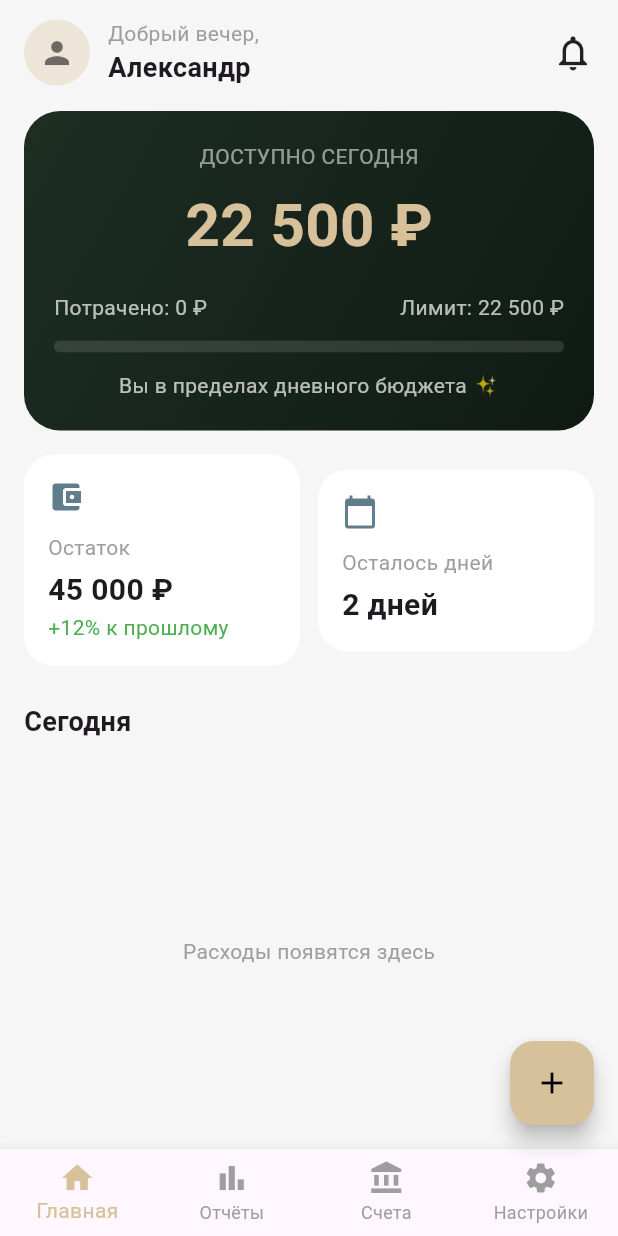
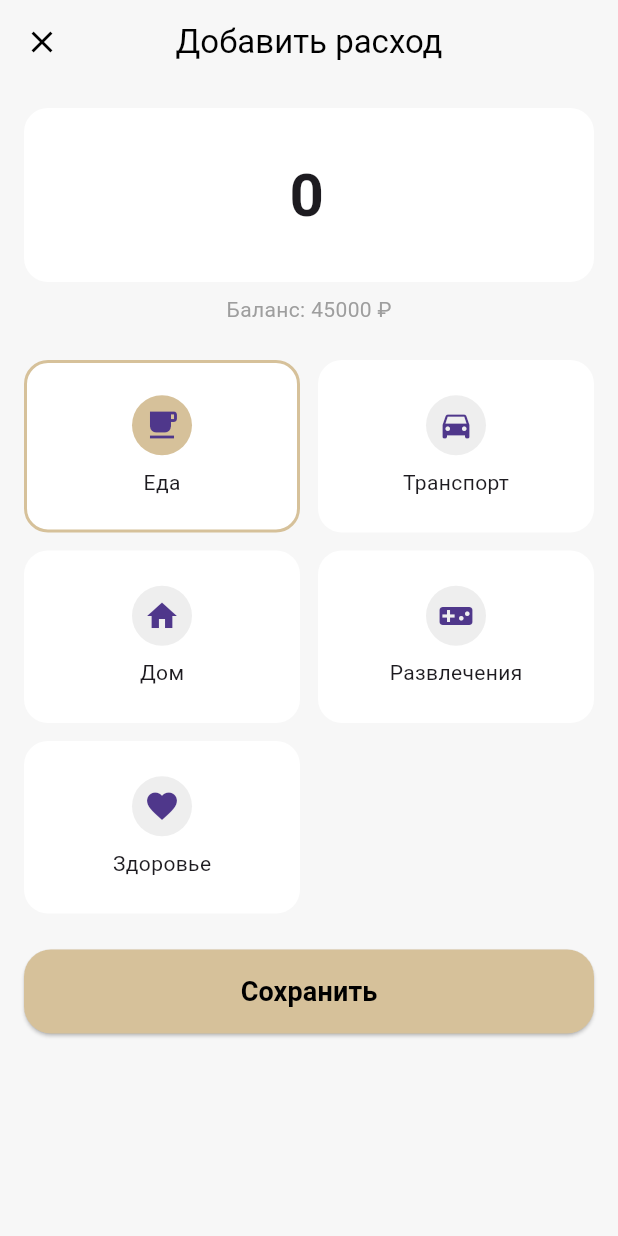
Before and after one commit to mrgsdev/budget_app, a Flutter app: the screen it shows after launch, after a tap on the "add" icon, on a phone screen of 412 x 824 dp. Run offline on Flutter 3.47's test engine with Material 3 defaults, Android fonts, the phone set to English and light mode, and no system bars.

Commit message:
Добавил изменение расхода с помощью клавиатуры и смена иконок при выборе категории

```diff
--- a/budget_app/lib/models/currency.dart
+++ b/budget_app/lib/models/currency.dart
@@ -3,25 +3,14 @@ enum Currency { rub, usd, eur }
 extension CurrencyX on Currency {
   String get symbol {
     switch (this) {
+      case Currency.rub:
+        return '₽';
       case Currency.usd:
         return '\$';
       case Currency.eur:
         return '€';
-      case Currency.rub:
-      default:
-        return '₽';
     }
   }
 
-  String get label {
-    switch (this) {
-      case Currency.usd:
-        return '\$';
-      case Currency.eur:
-        return '€';
-      case Currency.rub:
-      default:
-        return '₽';
-    }
-  }
+  String get label => symbol;
 }
--- /dev/null
+++ b/budget_app/lib/models/expense.dart
@@ -0,0 +1,13 @@
+class Expense {
+  final String title;
+  final String category;
+  final int amount;
+  final DateTime date;
+
+  Expense({
+    required this.title,
+    required this.category,
+    required this.amount,
+    required this.date,
+  });
+}
--- /dev/null
+++ b/budget_app/lib/screens/add_expense_screen.dart
@@ -0,0 +1,208 @@
+import 'package:flutter/material.dart';
+import 'package:flutter/services.dart';
+import 'package:intl/intl.dart';
+import '../models/currency.dart';
+import '../models/expense.dart';
+
+class AddExpenseScreen extends StatefulWidget {
+  final int balance;
+  final Currency currency;
+
+  const AddExpenseScreen({
+    super.key,
+    required this.balance,
+    required this.currency,
+  });
+
+  @override
+  State<AddExpenseScreen> createState() => _AddExpenseScreenState();
+}
+
+class _AddExpenseScreenState extends State<AddExpenseScreen> {
+  final TextEditingController _controller = TextEditingController();
+  final NumberFormat _formatter = NumberFormat('#,###', 'ru_RU');
+
+  int _amount = 0;
+  String _category = 'Еда';
+
+  final List<_CategoryItem> _categories = const [
+    _CategoryItem('Еда', Icons.local_cafe),
+    _CategoryItem('Транспорт', Icons.directions_car),
+    _CategoryItem('Дом', Icons.home),
+    _CategoryItem('Развлечения', Icons.videogame_asset),
+    _CategoryItem('Здоровье', Icons.favorite),
+  ];
+
+  @override
+  void initState() {
+    super.initState();
+    _controller.text = '0';
+  }
+
+  @override
+  void dispose() {
+    _controller.dispose();
+    super.dispose();
+  }
+
+  void _onChanged(String value) {
+    final digits = value.replaceAll(RegExp(r'\D'), '');
+    final parsed = int.tryParse(digits) ?? 0;
+    final limited = parsed > widget.balance ? widget.balance : parsed;
+
+    setState(() => _amount = limited);
+
+    final formatted =
+        _formatter.format(limited).replaceAll(',', ' ');
+
+    if (_controller.text != formatted) {
+      _controller.value = TextEditingValue(
+        text: formatted,
+        selection: TextSelection.collapsed(offset: formatted.length),
+      );
+    }
+  }
+
+  void _save() {
+    if (_amount == 0) return;
+
+    Navigator.pop(
+      context,
+      Expense(
+        title: _category,
+        category: _category,
+        amount: _amount,
+        date: DateTime.now(),
+      ),
+    );
+  }
+
+  @override
+  Widget build(BuildContext context) {
+    return GestureDetector(
+      onTap: () => FocusScope.of(context).unfocus(),
+      child: Scaffold(
+        resizeToAvoidBottomInset: true,
+        backgroundColor: const Color(0xFFF7F7F7),
+        appBar: AppBar(
+          backgroundColor: Colors.transparent,
+          elevation: 0,
+          leading: IconButton(
+            icon: const Icon(Icons.close, color: Colors.black),
+            onPressed: () => Navigator.pop(context),
+          ),
+          title: const Text('Добавить расход',
+              style: TextStyle(color: Colors.black)),
+          centerTitle: true,
+        ),
+        body: SingleChildScrollView(
+          padding: const EdgeInsets.all(16),
+          child: Column(
+            children: [
+              Container(
+                padding: const EdgeInsets.symmetric(vertical: 20),
+                decoration: BoxDecoration(
+                  color: Colors.white,
+                  borderRadius: BorderRadius.circular(16),
+                ),
+                child: Center(
+                  child: SizedBox(
+                    width: 220,
+                    child: TextField(
+                      controller: _controller,
+                      keyboardType: TextInputType.number,
+                      inputFormatters: [
+                        FilteringTextInputFormatter.digitsOnly
+                      ],
+                      textAlign: TextAlign.center,
+                      style: const TextStyle(
+                          fontSize: 40, fontWeight: FontWeight.bold),
+                      decoration: const InputDecoration(border: InputBorder.none),
+                      onChanged: _onChanged,
+                    ),
+                  ),
+                ),
+              ),
+              const SizedBox(height: 8),
+              Text(
+                'Баланс: ${widget.balance} ${widget.currency.symbol}',
+                style: const TextStyle(color: Colors.grey),
+              ),
+              const SizedBox(height: 24),
+              GridView.builder(
+                shrinkWrap: true,
+                physics: const NeverScrollableScrollPhysics(),
+                itemCount: _categories.length,
+                gridDelegate:
+                    const SliverGridDelegateWithFixedCrossAxisCount(
+                  crossAxisCount: 2,
+                  mainAxisSpacing: 12,
+                  crossAxisSpacing: 12,
+                  childAspectRatio: 1.6,
+                ),
+                itemBuilder: (_, i) {
+                  final item = _categories[i];
+                  final selected = item.title == _category;
+                  return GestureDetector(
+                    onTap: () => setState(() => _category = item.title),
+                    child: Container(
+                      decoration: BoxDecoration(
+                        color: Colors.white,
+                        borderRadius: BorderRadius.circular(16),
+                        border: Border.all(
+                          color: selected
+                              ? const Color(0xFFD6C19A)
+                              : Colors.transparent,
+                          width: 2,
+                        ),
+                      ),
+                      child: Column(
+                        mainAxisAlignment: MainAxisAlignment.center,
+                        children: [
+                          CircleAvatar(
+                            backgroundColor: selected
+                                ? const Color(0xFFD6C19A)
+                                : Colors.grey.shade200,
+                            child: Icon(item.icon),
+                          ),
+                          const SizedBox(height: 8),
+                          Text(item.title),
+                        ],
+                      ),
+                    ),
+                  );
+                },
+              ),
+              const SizedBox(height: 24),
+              SizedBox(
+                width: double.infinity,
+                height: 56,
+                child: ElevatedButton(
+                  onPressed: _save,
+                  style: ElevatedButton.styleFrom(
+                    backgroundColor: const Color(0xFFD6C19A),
+                    shape: RoundedRectangleBorder(
+                      borderRadius: BorderRadius.circular(18),
+                    ),
+                  ),
+                  child: const Text('Сохранить',
+                      style: TextStyle(
+                          fontSize: 18,
+                          fontWeight: FontWeight.w600,
+                          color: Colors.black)),
+                ),
+              ),
+            ],
+          ),
+        ),
+      ),
+    );
+  }
+}
+
+class _CategoryItem {
+  final String title;
+  final IconData icon;
+
+  const _CategoryItem(this.title, this.icon);
+}
--- a/budget_app/lib/screens/home_screen.dart
+++ b/budget_app/lib/screens/home_screen.dart
@@ -1,5 +1,7 @@
 import 'package:flutter/material.dart';
+import '../models/expense.dart';
 import '../models/currency.dart';
+import 'add_expense_screen.dart';
 import 'budget_setup_screen.dart';
 
 class HomeScreen extends StatefulWidget {
@@ -11,10 +13,28 @@ class HomeScreen extends StatefulWidget {
 
 class _HomeScreenState extends State<HomeScreen> {
   int _balance = 45000;
-  int _spentToday = 0;
   Currency _currency = Currency.rub;
+  final List<Expense> _expenses = [];
 
-  // ---------- DATE & BUDGET LOGIC ----------
+  // ================= CATEGORY META =================
+
+  static const Map<String, IconData> _icons = {
+    'Еда': Icons.local_cafe,
+    'Транспорт': Icons.directions_car,
+    'Дом': Icons.home,
+    'Развлечения': Icons.videogame_asset,
+    'Здоровье': Icons.favorite,
+  };
+
+  static const Map<String, Color> _colors = {
+    'Еда': Colors.orange,
+    'Транспорт': Colors.purple,
+    'Дом': Colors.blueGrey,
+    'Развлечения': Colors.deepPurple,
+    'Здоровье': Colors.red,
+  };
+
+  // ================= DATE =================
 
   int _remainingDays() {
     final now = DateTime.now();
@@ -22,22 +42,50 @@ class _HomeScreenState extends State<HomeScreen> {
     return lastDay.day - now.day + 1;
   }
 
+  int get _spentToday {
+    final today = DateTime.now();
+    return _expenses
+        .where((e) =>
+            e.date.year == today.year &&
+            e.date.month == today.month &&
+            e.date.day == today.day)
+        .fold(0, (sum, e) => sum + e.amount);
+  }
+
   int _dailyLimit() {
     final days = _remainingDays();
-    if (days <= 0) return 0;
+    if (days == 0) return 0;
     return (_balance / days).floor();
   }
 
-  int _availableToday() {
-    return _dailyLimit() - _spentToday;
+  int _availableToday() => _dailyLimit() - _spentToday;
+
+  double _progress() {
+    final limit = _dailyLimit();
+    if (limit == 0) return 0;
+    return _spentToday / limit;
   }
 
-  double _progress() {
-    if (_dailyLimit() == 0) return 0;
-    return _spentToday / _dailyLimit();
+  // ================= NAVIGATION =================
+
+  Future<void> _openAddExpense() async {
+    final expense = await Navigator.push<Expense>(
+      context,
+      MaterialPageRoute(
+        builder: (_) => AddExpenseScreen(
+          balance: _balance,
+          currency: _currency,
+        ),
+      ),
+    );
+
+    if (expense != null) {
+      setState(() {
+        _expenses.insert(0, expense);
+        _balance -= expense.amount;
+      });
+    }
   }
-
-  // ---------- NAVIGATION ----------
 
   Future<void> _openBudgetSetup() async {
     final result = await Navigator.push<Map<String, dynamic>>(
@@ -58,22 +106,16 @@ class _HomeScreenState extends State<HomeScreen> {
     }
   }
 
-  // ---------- FORMAT ----------
+  // ================= FORMAT =================
 
   String _format(int value) {
-    final s = value.toString();
-    final buffer = StringBuffer();
-    for (int i = 0; i < s.length; i++) {
-      buffer.write(s[i]);
-      final indexFromEnd = s.length - i - 1;
-      if (indexFromEnd % 3 == 0 && indexFromEnd != 0) {
-        buffer.write(' ');
-      }
-    }
-    return buffer.toString();
+    return value.toString().replaceAllMapped(
+          RegExp(r'\B(?=(\d{3})+(?!\d))'),
+          (m) => ' ',
+        );
   }
 
-  // ---------- UI ----------
+  // ================= UI =================
 
   @override
   Widget build(BuildContext context) {
@@ -83,8 +125,9 @@ class _HomeScreenState extends State<HomeScreen> {
         child: Column(
           children: [
             const SizedBox(height: 12),
-            _Header(),
+            const _Header(),
             const SizedBox(height: 16),
+
             _DailyBudgetCard(
               available: _availableToday(),
               spent: _spentToday,
@@ -93,64 +136,112 @@ class _HomeScreenState extends State<HomeScreen> {
               currency: _currency,
               format: _format,
             ),
+
             const SizedBox(height: 16),
-            _InfoCards(
-              balance: _format(_balance),
-              currency: _currency,
-              remainingDays: _remainingDays(),
-              onTapBalance: _openBudgetSetup,
+
+            Padding(
+              padding: const EdgeInsets.symmetric(horizontal: 16),
+              child: Row(
+                children: [
+                  Expanded(
+                    child: GestureDetector(
+                      onTap: _openBudgetSetup,
+                      child: _InfoCard(
+                        title: 'Остаток',
+                        value: '${_format(_balance)} ${_currency.symbol}',
+                        subtitle: '+12% к прошлому',
+                        icon: Icons.account_balance_wallet,
+                        subtitleColor: Colors.green,
+                      ),
+                    ),
+                  ),
+                  const SizedBox(width: 12),
+                  Expanded(
+                    child: _InfoCard(
+                      title: 'Осталось дней',
+                      value: '${_remainingDays()} дней',
+                      subtitle: '',
+                      icon: Icons.calendar_today,
+                      subtitleColor: Colors.transparent,
+                    ),
+                  ),
+                ],
+              ),
             ),
+
             const SizedBox(height: 24),
-            _ExpensesHeader(),
-            const SizedBox(height: 8),
-            const Expanded(child: _ExpensesList()),
+            const _ExpensesHeader(),
+
+            Expanded(
+              child: _expenses.isEmpty
+                  ? const Center(
+                      child: Text(
+                        'Расходы появятся здесь',
+                        style: TextStyle(color: Colors.grey),
+                      ),
+                    )
+                  : ListView.builder(
+                      padding: const EdgeInsets.all(16),
+                      itemCount: _expenses.length,
+                      itemBuilder: (_, i) {
+                        final e = _expenses[i];
+                        final icon =
+                            _icons[e.category] ?? Icons.attach_money;
+                        final color =
+                            _colors[e.category] ?? Colors.grey;
+
+                        return _ExpenseItem(
+                          title: e.title,
+                          subtitle: '${e.category} • сегодня',
+                          amount:
+                              '-${_format(e.amount)} ${_currency.symbol}',
+                          icon: icon,
+                          color: color,
+                        );
+                      },
+                    ),
+            ),
           ],
         ),
       ),
-      floatingActionButton: const _AddButton(),
+      floatingActionButton: FloatingActionButton(
+        backgroundColor: const Color(0xFFD6C19A),
+        onPressed: _openAddExpense,
+        child: const Icon(Icons.add, color: Colors.black),
+      ),
       bottomNavigationBar: const _BottomNav(),
     );
   }
 }
 
-//
-// ---------------- HEADER ----------------
-//
+// ================= HEADER =================
 
 class _Header extends StatelessWidget {
+  const _Header();
+
   @override
   Widget build(BuildContext context) {
-    return Padding(
-      padding: const EdgeInsets.symmetric(horizontal: 16),
+    return const Padding(
+      padding: EdgeInsets.symmetric(horizontal: 16),
       child: Row(
         children: [
           CircleAvatar(
             radius: 22,
-            backgroundColor: const Color(0xFFEDE6D8),
-            child: const Icon(Icons.person, color: Colors.black54),
+            backgroundColor: Color(0xFFEDE6D8),
+            child: Icon(Icons.person, color: Colors.black54),
           ),
-          const SizedBox(width: 12),
-          Column(
-            crossAxisAlignment: CrossAxisAlignment.start,
-            children: const [
-              Text('Добрый вечер,', style: TextStyle(color: Colors.grey)),
-              Text(
-                'Александр',
-                style: TextStyle(fontSize: 18, fontWeight: FontWeight.w600),
-              ),
-            ],
+          SizedBox(width: 12),
+          Text(
+            'Добрый вечер, Александр',
+            style: TextStyle(fontSize: 18, fontWeight: FontWeight.w600),
           ),
-          const Spacer(),
-          const Icon(Icons.notifications_none, size: 28),
         ],
       ),
     );
   }
 }
 
-//
-// ---------------- DAILY BUDGET CARD ----------------
-//
+// ================= DAILY CARD =================
 
 class _DailyBudgetCard extends StatelessWidget {
   final int available;
@@ -178,12 +269,7 @@ class _DailyBudgetCard extends StatelessWidget {
         decoration: BoxDecoration(
           borderRadius: BorderRadius.circular(24),
           gradient: const LinearGradient(
-            begin: Alignment.topLeft,
-            end: Alignment.bottomRight,
-            colors: [
-              Color(0xFF1E2E23),
-              Color(0xFF0F1A14),
-            ],
+            colors: [Color(0xFF1E2E23), Color(0xFF0F1A14)],
           ),
         ),
         child: Column(
@@ -201,7 +287,7 @@ class _DailyBudgetCard extends StatelessWidget {
                 color: Color(0xFFD6C19A),
               ),
             ),
-            const SizedBox(height: 16),
+            const SizedBox(height: 12),
             Row(
               children: [
                 Text(
@@ -239,56 +325,83 @@ class _DailyBudgetCard extends StatelessWidget {
   }
 }
 
-//
-// ---------------- INFO CARDS ----------------
-//
+// ================= EXPENSES =================
 
-class _InfoCards extends StatelessWidget {
-  final String balance;
-  final Currency currency;
-  final int remainingDays;
-  final VoidCallback onTapBalance;
-
-  const _InfoCards({
-    required this.balance,
-    required this.currency,
-    required this.remainingDays,
-    required this.onTapBalance,
-  });
+class _ExpensesHeader extends StatelessWidget {
+  const _ExpensesHeader();
 
   @override
   Widget build(BuildContext context) {
-    return Padding(
-      padding: const EdgeInsets.symmetric(horizontal: 16),
+    return const Padding(
+      padding: EdgeInsets.symmetric(horizontal: 16),
       child: Row(
         children: [
-          Expanded(
-            child: GestureDetector(
-              onTap: onTapBalance,
-              child: _InfoCard(
-                title: 'Остаток',
-                value: '$balance ${currency.symbol}',
-                subtitle: '+12% к прошлому',
-                icon: Icons.account_balance_wallet,
-                subtitleColor: Colors.green,
-              ),
-            ),
+          Text(
+            'Сегодня',
+            style: TextStyle(fontSize: 18, fontWeight: FontWeight.w600),
           ),
-          const SizedBox(width: 12),
-          Expanded(
-            child: _InfoCard(
-              title: 'Осталось дней',
-              value: '$remainingDays дней',
-              subtitle: '',
-              icon: Icons.calendar_today,
-              subtitleColor: Colors.transparent,
-            ),
+          Spacer(),
+          Text(
+            'Показать все',
+            style: TextStyle(color: Color(0xFFD6C19A)),
           ),
         ],
       ),
     );
   }
 }
+
+class _ExpenseItem extends StatelessWidget {
+  final String title;
+  final String subtitle;
+  final String amount;
+  final IconData icon;
+  final Color color;
+
+  const _ExpenseItem({
+    required this.title,
+    required this.subtitle,
+    required this.amount,
+    required this.icon,
+    required this.color,
+  });
+
+  @override
+  Widget build(BuildContext context) {
+    return Padding(
+      padding: const EdgeInsets.only(bottom: 16),
+      child: Row(
+        children: [
+          CircleAvatar(
+            radius: 22,
+            backgroundColor: color.withOpacity(0.15),
+            child: Icon(icon, color: color),
+          ),
+          const SizedBox(width: 12),
+          Expanded(
+            child: Column(
+              crossAxisAlignment: CrossAxisAlignment.start,
+              children: [
+                Text(title,
+                    style:
+                        const TextStyle(fontWeight: FontWeight.w500)),
+                Text(subtitle,
+                    style: const TextStyle(color: Colors.grey)),
+              ],
+            ),
+          ),
+          Text(
+            amount,
+            style:
+                const TextStyle(fontWeight: FontWeight.w600),
+          ),
+        ],
+      ),
+    );
+  }
+}
+
+// ================= INFO CARD =================
 
 class _InfoCard extends StatelessWidget {
   final String title;
@@ -322,7 +435,10 @@ class _InfoCard extends StatelessWidget {
           const SizedBox(height: 4),
           Text(
             value,
-            style: const TextStyle(fontSize: 20, fontWeight: FontWeight.bold),
+            style: const TextStyle(
+              fontSize: 20,
+              fontWeight: FontWeight.bold,
+            ),
           ),
           if (subtitle.isNotEmpty)
             Text(subtitle, style: TextStyle(color: subtitleColor)),
@@ -332,60 +448,7 @@ class _InfoCard extends StatelessWidget {
   }
 }
 
-//
-// ---------------- EXPENSES ----------------
-//
-
-class _ExpensesHeader extends StatelessWidget {
-  @override
-  Widget build(BuildContext context) {
-    return const Padding(
-      padding: EdgeInsets.symmetric(horizontal: 16),
-      child: Align(
-        alignment: Alignment.centerLeft,
-        child: Text(
-          'Сегодня',
-          style: TextStyle(fontSize: 18, fontWeight: FontWeight.w600),
-        ),
-      ),
-    );
-  }
-}
-
-class _ExpensesList extends StatelessWidget {
-  const _ExpensesList();
-
-  @override
-  Widget build(BuildContext context) {
-    return const Center(
-      child: Text(
-        'Расходы появятся здесь',
-        style: TextStyle(color: Colors.grey),
-      ),
-    );
-  }
-}
-
-//
-// ---------------- FAB ----------------
-//
-
-class _AddButton extends StatelessWidget {
-  const _AddButton();
-
-  @override
-  Widget build(BuildContext context) {
-    return FloatingActionButton(
-      backgroundColor: const Color(0xFFD6C19A),
-      onPressed: () {},
-      child: const Icon(Icons.add, color: Colors.black),
-    );
-  }
-}
-
-//
-// ---------------- BOTTOM NAV ----------------
-//
+// ================= BOTTOM NAV =================
 
 class _BottomNav extends StatelessWidget {
   const _BottomNav();
@@ -398,8 +461,10 @@ class _BottomNav extends StatelessWidget {
       unselectedItemColor: Colors.grey,
       type: BottomNavigationBarType.fixed,
       items: const [
-        BottomNavigationBarItem(icon: Icon(Icons.home), label: 'Главная'),
-        BottomNavigationBarItem(icon: Icon(Icons.bar_chart), label: 'Отчёты'),
+        BottomNavigationBarItem(
+            icon: Icon(Icons.home), label: 'Главная'),
+        BottomNavigationBarItem(
+            icon: Icon(Icons.bar_chart), label: 'Отчёты'),
         BottomNavigationBarItem(
             icon: Icon(Icons.account_balance), label: 'Счета'),
         BottomNavigationBarItem(
```
